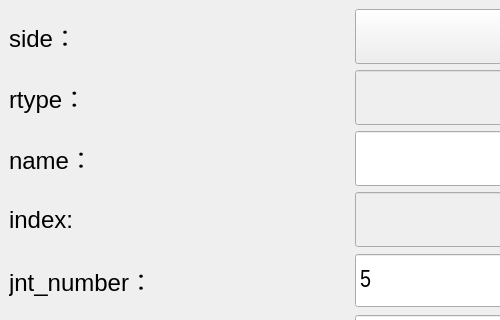
Before: the Qt Designer form bind/ui/setup/chainEP_ui.ui in MuZiMuZi/muziToolset, drawn with Qt 5; both pictures show x 0 to 500 and y 0 to 320 of the 703 by 620 pixel window.
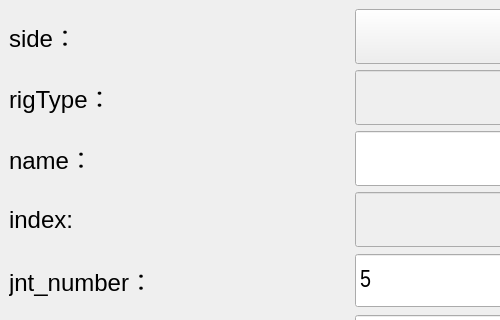
After: the same form once the commit is applied.

Commit message: 将rtype改为rigType，绑定的类型减少歧义

```diff
--- a/bind/ui/setup/chainEP_ui.ui
+++ b/bind/ui/setup/chainEP_ui.ui
@@ -95,7 +95,7 @@
            <enum>Qt::LeftToRight</enum>
           </property>
           <property name="text">
-           <string>rtype：</string>
+           <string>rigType：</string>
           </property>
           <property name="alignment">
            <set>Qt::AlignLeading|Qt::AlignLeft|Qt::AlignVCenter</set>
```
Left out of the diff: 2 changed lines with no effect on the pictures. The commit also changes 45 other files.
